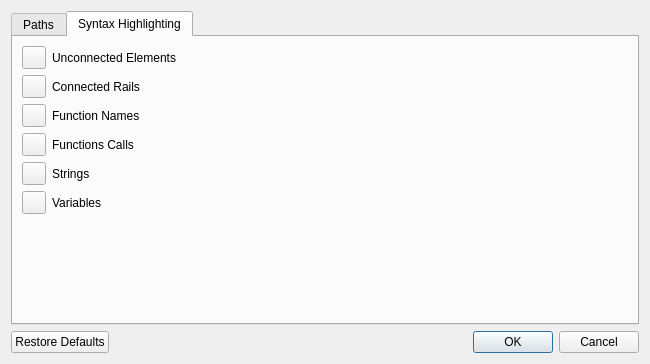
Old version of the form Editor/TextEditor/ApplicationPreferencesDialog.ui in the repository ccebinger/SWPSoSe14.
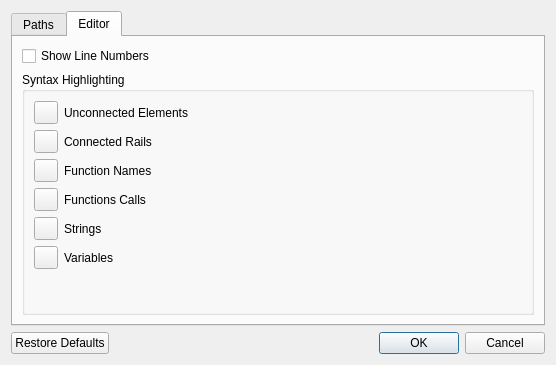
New version of the form. The open tabs and pages were chosen to show the change. Custom widgets are drawn as their Qt base class.

Commit message: added option to show line numbers; fixed problems with persistent settings; minor changes

```diff
--- a/Editor/TextEditor/ApplicationPreferencesDialog.ui
+++ b/Editor/TextEditor/ApplicationPreferencesDialog.ui
@@ -9,8 +9,8 @@
    <rect>
     <x>0</x>
     <y>0</y>
-    <width>650</width>
-    <height>364</height>
+    <width>556</width>
+    <height>365</height>
    </rect>
   </property>
   <property name="windowTitle">
@@ -111,111 +111,130 @@
        </item>
       </layout>
      </widget>
-     <widget class="QWidget" name="ui_coloringTab">
+     <widget class="QWidget" name="ui_editorTab">
+      <attribute name="title">
+       <string>Editor</string>
+      </attribute>
+      <layout class="QGridLayout" name="gridLayout_2">
+       <item row="1" column="0">
+        <widget class="QGroupBox" name="ui_syntaxHighlightingGroupBox">
       <property name="layoutDirection">
-       <enum>Qt::RightToLeft</enum>
-      </property>
-      <attribute name="title">
+          <enum>Qt::LeftToRight</enum>
+         </property>
+         <property name="title">
        <string>Syntax Highlighting</string>
-      </attribute>
-      <layout class="QGridLayout" name="gridLayout_2">
-       <item row="3" column="1">
-        <widget class="QToolButton" name="ui_functionCallsToolButton">
-         <property name="text">
-          <string/>
          </property>
-        </widget>
-       </item>
-       <item row="0" column="1">
+         <layout class="QFormLayout" name="formLayout_2">
+          <property name="fieldGrowthPolicy">
+           <enum>QFormLayout::AllNonFixedFieldsGrow</enum>
+          </property>
+          <item row="0" column="0">
         <widget class="QToolButton" name="ui_unconnectedRailsToolButton">
          <property name="text">
           <string/>
          </property>
         </widget>
        </item>
-       <item row="5" column="1">
-        <widget class="QToolButton" name="ui_variablesToolButton">
+          <item row="0" column="1">
+           <widget class="QLabel" name="ui_unconnectedRailsLabel">
          <property name="text">
-          <string/>
-         </property>
-        </widget>
-       </item>
-       <item row="2" column="1">
-        <widget class="QToolButton" name="ui_functionNamesToolButton">
-         <property name="text">
-          <string/>
+             <string>Unconnected Elements</string>
          </property>
         </widget>
        </item>
        <item row="1" column="0">
+           <widget class="QToolButton" name="ui_connectedRailsToolButton">
+            <property name="text">
+             <string/>
+            </property>
+           </widget>
+          </item>
+          <item row="1" column="1">
         <widget class="QLabel" name="ui_connectedRailsLabel">
          <property name="text">
           <string>Connected Rails</string>
          </property>
         </widget>
        </item>
-       <item row="4" column="0">
-        <widget class="QLabel" name="ui_stringsLabel">
-         <property name="text">
-          <string>Strings</string>
-         </property>
-        </widget>
-       </item>
-       <item row="1" column="1">
-        <widget class="QToolButton" name="ui_connectedRailsToolButton">
-         <property name="text">
-          <string/>
-         </property>
-        </widget>
-       </item>
        <item row="2" column="0">
+           <widget class="QToolButton" name="ui_functionNamesToolButton">
+            <property name="text">
+             <string/>
+            </property>
+           </widget>
+          </item>
+          <item row="2" column="1">
         <widget class="QLabel" name="ui_functionNamesLabel">
          <property name="text">
           <string>Function Names</string>
          </property>
         </widget>
        </item>
-       <item row="0" column="0">
-        <widget class="QLabel" name="ui_unconnectedRailsLabel">
-         <property name="text">
-          <string>Unconnected Elements</string>
-         </property>
-        </widget>
-       </item>
-       <item row="4" column="1">
-        <widget class="QToolButton" name="ui_stringsToolButton">
-         <property name="text">
-          <string/>
-         </property>
-        </widget>
-       </item>
-       <item row="6" column="1">
-        <spacer name="ui_coloringVerticalSpacer">
-         <property name="orientation">
-          <enum>Qt::Vertical</enum>
-         </property>
-         <property name="sizeHint" stdset="0">
-          <size>
-           <width>20</width>
-           <height>40</height>
-          </size>
-         </property>
-        </spacer>
-       </item>
        <item row="3" column="0">
+           <widget class="QToolButton" name="ui_functionCallsToolButton">
+            <property name="text">
+             <string/>
+            </property>
+           </widget>
+          </item>
+          <item row="3" column="1">
         <widget class="QLabel" name="ui_functionCallsLabel">
          <property name="text">
           <string>Functions Calls</string>
          </property>
         </widget>
        </item>
+          <item row="4" column="0">
+           <widget class="QToolButton" name="ui_stringsToolButton">
+            <property name="text">
+             <string/>
+            </property>
+           </widget>
+          </item>
+          <item row="4" column="1">
+           <widget class="QLabel" name="ui_stringsLabel">
+            <property name="text">
+             <string>Strings</string>
+            </property>
+           </widget>
+          </item>
        <item row="5" column="0">
+           <widget class="QToolButton" name="ui_variablesToolButton">
+            <property name="text">
+             <string/>
+            </property>
+           </widget>
+          </item>
+          <item row="5" column="1">
         <widget class="QLabel" name="ui_variablesLabel">
          <property name="text">
           <string>Variables</string>
          </property>
         </widget>
        </item>
+          <item row="6" column="0">
+           <spacer name="ui_coloringVerticalSpacer">
+            <property name="orientation">
+             <enum>Qt::Vertical</enum>
+            </property>
+            <property name="sizeHint" stdset="0">
+             <size>
+              <width>20</width>
+              <height>40</height>
+             </size>
+            </property>
+           </spacer>
+          </item>
+         </layout>
+        </widget>
+       </item>
+       <item row="0" column="0">
+        <widget class="QCheckBox" name="ui_showLineNumbersCheckBox">
+         <property name="text">
+          <string>Show Line Numbers</string>
+         </property>
+        </widget>
+       </item>
       </layout>
      </widget>
     </widget>
```
Left out of the diff: 3 changed lines with no effect on the pictures. Lines whose indentation alone changed are shown as unchanged. The commit also changes 6 other files.
